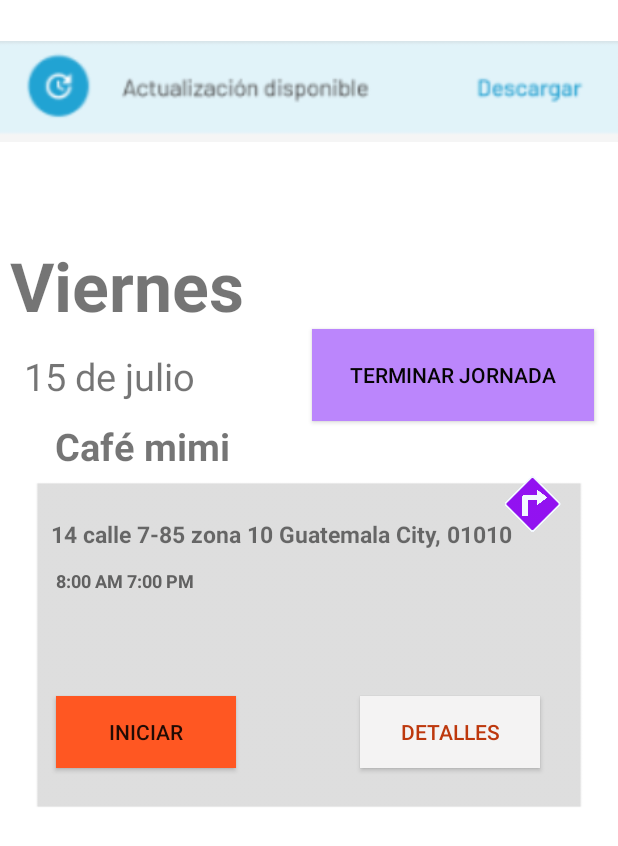
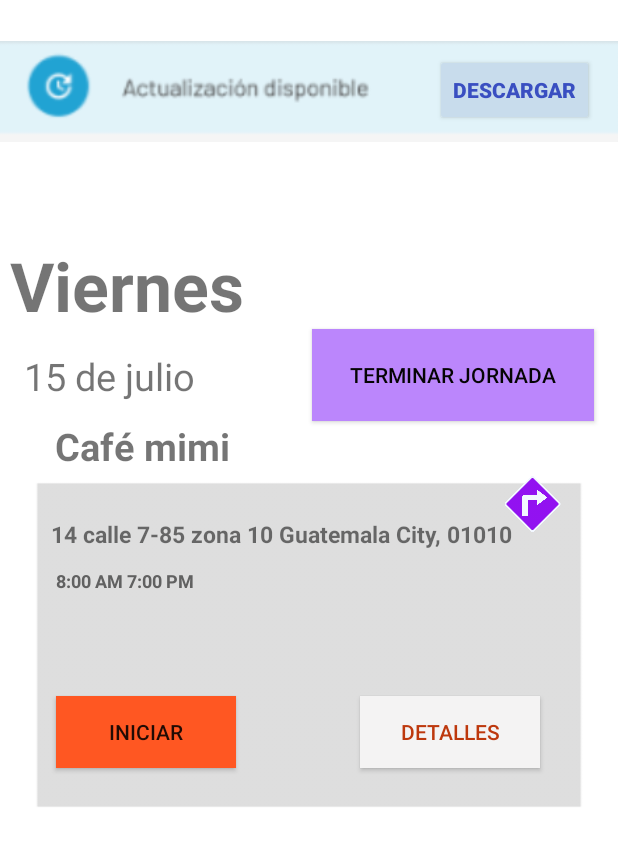
Before and after one commit to Wachuuu15/Plataformas, an Android app: the screen it shows after launch (MainActivity), on a phone screen of 412 x 824 dp. Shown: the top 846 px of the screen. Run offline under Robolectric (Android 15) with nearby library versions, the phone set to English and light mode, and no system bars.

Commit message:
create activity_2

```diff
--- a/app/src/main/AndroidManifest.xml
+++ b/app/src/main/AndroidManifest.xml
@@ -14,6 +14,9 @@
         android:theme="@style/Theme.MyApplication"
         tools:targetApi="31">
         <activity
+            android:name=".MainActivity2"
+            android:exported="false" />
+        <activity
             android:name=".MainActivity"
             android:exported="true">
             <intent-filter>
--- a/app/src/main/res/layout/activity_main.xml
+++ b/app/src/main/res/layout/activity_main.xml
@@ -156,4 +156,18 @@
         app:layout_constraintTop_toTopOf="parent"
         app:layout_constraintVertical_bias="0.598" />
 
+    <Button
+        android:id="@+id/button2"
+        android:layout_width="wrap_content"
+        android:layout_height="wrap_content"
+        android:layout_marginTop="36dp"
+        android:backgroundTint="#C8DCEC"
+        android:text="@string/download"
+        android:textColor="#3A4FC1"
+        android:textStyle="bold"
+        app:layout_constraintEnd_toEndOf="parent"
+        app:layout_constraintHorizontal_bias="0.947"
+        app:layout_constraintStart_toStartOf="parent"
+        app:layout_constraintTop_toTopOf="parent" />
+
 </androidx.constraintlayout.widget.ConstraintLayout>
--- a/app/src/main/res/values/strings.xml
+++ b/app/src/main/res/values/strings.xml
@@ -8,4 +8,5 @@
     <string name="time">8:00 AM 7:00 PM</string>
     <string name="inicio">Iniciar</string>
     <string name="Det">Detalles</string>
+    <string name="download">Descargar</string>
 </resources>
```
Also changed, not shown: app/src/main/java/com/example/myapplication/MainActivity2.kt (added, +11 -0 lines), app/src/main/res/layout/activity_main2.xml (added, +16 -0 lines).
